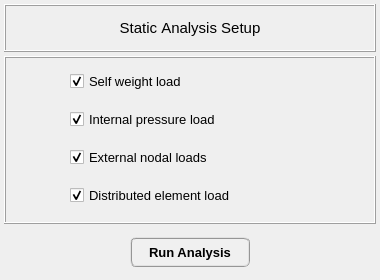
Before: the Qt Designer form pulse/interface/ui_files/analysis/structural/static_analysis.ui in open-pulse/OpenPulse, drawn with Qt 5.
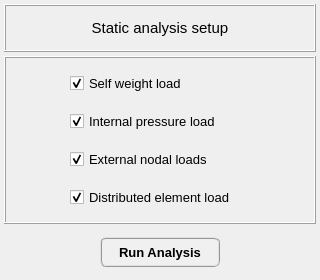
After: the same form once the commit is applied. Icons and pictures are not drawn.

Commit message: Refactoring acoustic pressure-related UI files

Diff of the .ui file:
```diff
--- a/pulse/interface/ui_files/analysis/structural/static_analysis.ui
+++ b/pulse/interface/ui_files/analysis/structural/static_analysis.ui
@@ -9,7 +9,7 @@
    <rect>
     <x>0</x>
     <y>0</y>
-    <width>380</width>
+    <width>320</width>
     <height>280</height>
    </rect>
   </property>
@@ -21,13 +21,13 @@
   </property>
   <property name="minimumSize">
    <size>
-    <width>380</width>
+    <width>320</width>
     <height>280</height>
    </size>
   </property>
   <property name="maximumSize">
    <size>
-    <width>380</width>
+    <width>320</width>
     <height>280</height>
    </size>
   </property>
@@ -129,7 +129,7 @@
          </font>
         </property>
         <property name="text">
-         <string>Static Analysis Setup</string>
+         <string>Static analysis setup</string>
         </property>
         <property name="textFormat">
          <enum>Qt::AutoText</enum>
@@ -250,281 +250,151 @@
        <number>2</number>
       </property>
       <item row="0" column="0">
-       <widget class="QFrame" name="frame_1">
+       <spacer name="horizontalSpacer">
+        <property name="orientation">
+         <enum>Qt::Horizontal</enum>
+        </property>
+        <property name="sizeHint" stdset="0">
+         <size>
+          <width>40</width>
+          <height>20</height>
+         </size>
+        </property>
+       </spacer>
+      </item>
+      <item row="0" column="1">
+       <widget class="QCheckBox" name="checkBox_self_weight_load">
         <property name="minimumSize">
          <size>
-          <width>360</width>
-          <height>30</height>
+          <width>180</width>
+          <height>26</height>
          </size>
         </property>
         <property name="maximumSize">
          <size>
-          <width>360</width>
-          <height>30</height>
+          <width>180</width>
+          <height>26</height>
          </size>
         </property>
-        <property name="frameShape">
-         <enum>QFrame::NoFrame</enum>
+        <property name="font">
+         <font>
+          <pointsize>10</pointsize>
+          <weight>50</weight>
+          <bold>false</bold>
+          <kerning>false</kerning>
+         </font>
         </property>
-        <property name="frameShadow">
-         <enum>QFrame::Raised</enum>
+        <property name="text">
+         <string>Self weight load</string>
         </property>
-        <layout class="QGridLayout" name="gridLayout_7">
-         <property name="leftMargin">
-          <number>0</number>
-         </property>
-         <property name="topMargin">
-          <number>0</number>
-         </property>
-         <property name="rightMargin">
-          <number>0</number>
-         </property>
-         <property name="bottomMargin">
-          <number>0</number>
-         </property>
-         <property name="spacing">
-          <number>0</number>
-         </property>
-         <item row="0" column="0">
-          <widget class="QCheckBox" name="checkBox_self_weight_load">
-           <property name="minimumSize">
-            <size>
-             <width>200</width>
-             <height>26</height>
-            </size>
-           </property>
-           <property name="maximumSize">
-            <size>
-             <width>240</width>
-             <height>26</height>
-            </size>
-           </property>
-           <property name="font">
-            <font>
-             <pointsize>10</pointsize>
-             <weight>50</weight>
-             <bold>false</bold>
-             <kerning>false</kerning>
-            </font>
-           </property>
-           <property name="text">
-            <string>Self weight load</string>
-           </property>
-           <property name="checked">
-            <bool>true</bool>
-           </property>
-          </widget>
-         </item>
-        </layout>
+        <property name="checked">
+         <bool>true</bool>
+        </property>
        </widget>
       </item>
-      <item row="2" column="0">
-       <widget class="QFrame" name="frame_3">
+      <item row="3" column="1">
+       <widget class="QCheckBox" name="checkBox_distributed_element">
         <property name="minimumSize">
          <size>
-          <width>360</width>
-          <height>30</height>
+          <width>180</width>
+          <height>26</height>
          </size>
         </property>
         <property name="maximumSize">
          <size>
-          <width>360</width>
-          <height>30</height>
+          <width>180</width>
+          <height>26</height>
          </size>
         </property>
-        <property name="frameShape">
-         <enum>QFrame::NoFrame</enum>
+        <property name="font">
+         <font>
+          <pointsize>10</pointsize>
+          <weight>50</weight>
+          <bold>false</bold>
+          <kerning>false</kerning>
+         </font>
         </property>
-        <property name="frameShadow">
-         <enum>QFrame::Raised</enum>
+        <property name="text">
+         <string>Distributed element load</string>
         </property>
-        <layout class="QGridLayout" name="gridLayout_9">
-         <property name="leftMargin">
-          <number>0</number>
-         </property>
-         <property name="topMargin">
-          <number>0</number>
-         </property>
-         <property name="rightMargin">
-          <number>0</number>
-         </property>
-         <property name="bottomMargin">
-          <number>0</number>
-         </property>
-         <property name="spacing">
-          <number>0</number>
-         </property>
-         <item row="0" column="0">
-          <widget class="QCheckBox" name="checkBox_external_nodal_loads">
-           <property name="minimumSize">
-            <size>
-             <width>200</width>
-             <height>26</height>
-            </size>
-           </property>
-           <property name="maximumSize">
-            <size>
-             <width>240</width>
-             <height>26</height>
-            </size>
-           </property>
-           <property name="font">
-            <font>
-             <pointsize>10</pointsize>
-             <weight>50</weight>
-             <bold>false</bold>
-             <kerning>false</kerning>
-            </font>
-           </property>
-           <property name="text">
-            <string>External nodal loads</string>
-           </property>
-           <property name="checked">
-            <bool>true</bool>
-           </property>
-          </widget>
-         </item>
-        </layout>
+        <property name="checked">
+         <bool>true</bool>
+        </property>
        </widget>
       </item>
-      <item row="1" column="0">
-       <widget class="QFrame" name="frame_2">
+      <item row="1" column="1">
+       <widget class="QCheckBox" name="checkBox_internal_pressure_load">
         <property name="minimumSize">
          <size>
-          <width>360</width>
-          <height>30</height>
+          <width>180</width>
+          <height>26</height>
          </size>
         </property>
         <property name="maximumSize">
          <size>
-          <width>360</width>
-          <height>30</height>
+          <width>180</width>
+          <height>26</height>
          </size>
         </property>
-        <property name="frameShape">
-         <enum>QFrame::NoFrame</enum>
+        <property name="font">
+         <font>
+          <pointsize>10</pointsize>
+          <weight>50</weight>
+          <bold>false</bold>
+          <kerning>false</kerning>
+         </font>
         </property>
-        <property name="frameShadow">
-         <enum>QFrame::Raised</enum>
+        <property name="text">
+         <string>Internal pressure load</string>
         </property>
-        <layout class="QGridLayout" name="gridLayout_12">
-         <property name="leftMargin">
-          <number>0</number>
-         </property>
-         <property name="topMargin">
-          <number>0</number>
-         </property>
-         <property name="rightMargin">
-          <number>0</number>
-         </property>
-         <property name="bottomMargin">
-          <number>0</number>
-         </property>
-         <property name="spacing">
-          <number>0</number>
-         </property>
-         <item row="0" column="0">
-          <widget class="QCheckBox" name="checkBox_internal_pressure_load">
-           <property name="minimumSize">
-            <size>
-             <width>200</width>
-             <height>26</height>
-            </size>
-           </property>
-           <property name="maximumSize">
-            <size>
-             <width>240</width>
-             <height>26</height>
-            </size>
-           </property>
-           <property name="font">
-            <font>
-             <pointsize>10</pointsize>
-             <weight>50</weight>
-             <bold>false</bold>
-             <kerning>false</kerning>
-            </font>
-           </property>
-           <property name="text">
-            <string>Internal pressure load</string>
-           </property>
-           <property name="checked">
-            <bool>true</bool>
-           </property>
-          </widget>
-         </item>
-        </layout>
+        <property name="checked">
+         <bool>true</bool>
+        </property>
        </widget>
       </item>
-      <item row="3" column="0">
-       <widget class="QFrame" name="frame_4">
+      <item row="2" column="1">
+       <widget class="QCheckBox" name="checkBox_external_nodal_loads">
         <property name="minimumSize">
          <size>
-          <width>360</width>
-          <height>30</height>
+          <width>180</width>
+          <height>26</height>
          </size>
         </property>
         <property name="maximumSize">
          <size>
-          <width>360</width>
-          <height>30</height>
+          <width>180</width>
+          <height>26</height>
          </size>
         </property>
-        <property name="frameShape">
-         <enum>QFrame::NoFrame</enum>
+        <property name="font">
+         <font>
+          <pointsize>10</pointsize>
+          <weight>50</weight>
+          <bold>false</bold>
+          <kerning>false</kerning>
+         </font>
         </property>
-        <property name="frameShadow">
-         <enum>QFrame::Raised</enum>
+        <property name="text">
+         <string>External nodal loads</string>
         </property>
-        <layout class="QGridLayout" name="gridLayout_10">
-         <property name="leftMargin">
-          <number>0</number>
-         </property>
-         <property name="topMargin">
-          <number>0</number>
-         </property>
-         <property name="rightMargin">
-          <number>0</number>
-         </property>
-         <property name="bottomMargin">
-          <number>0</number>
-         </property>
-         <property name="spacing">
-          <number>0</number>
-         </property>
-         <item row="0" column="0">
-          <widget class="QCheckBox" name="checkBox_distributed_element">
-           <property name="minimumSize">
-            <size>
-             <width>200</width>
-             <height>26</height>
-            </size>
-           </property>
-           <property name="maximumSize">
-            <size>
-             <width>240</width>
-             <height>26</height>
-            </size>
-           </property>
-           <property name="font">
-            <font>
-             <pointsize>10</pointsize>
-             <weight>50</weight>
-             <bold>false</bold>
-             <kerning>false</kerning>
-            </font>
-           </property>
-           <property name="text">
-            <string>Distributed element load</string>
-           </property>
-           <property name="checked">
-            <bool>true</bool>
-           </property>
-          </widget>
-         </item>
-        </layout>
+        <property name="checked">
+         <bool>true</bool>
+        </property>
        </widget>
       </item>
+      <item row="0" column="2">
+       <spacer name="horizontalSpacer_2">
+        <property name="orientation">
+         <enum>Qt::Horizontal</enum>
+        </property>
+        <property name="sizeHint" stdset="0">
+         <size>
+          <width>40</width>
+          <height>20</height>
+         </size>
+        </property>
+       </spacer>
+      </item>
      </layout>
     </widget>
    </item>
```
Left out of the diff: 3 changed lines with no effect on the pictures. The commit also changes 44 other files.
